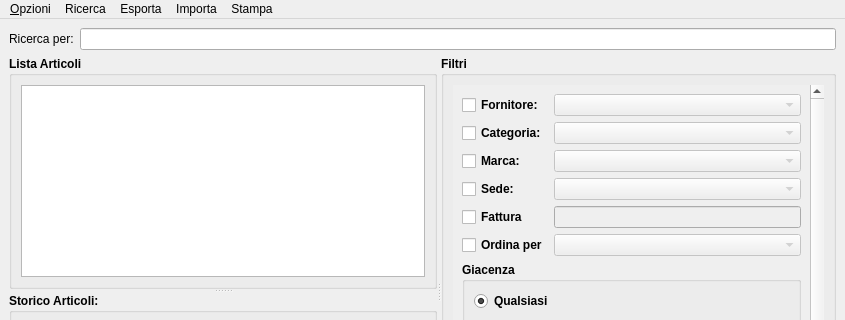
This is moduleMagazzino/magazzinowindow.ui in kvsd/Gestionale as Qt 5 draws it before an edit; both pictures show x 0 to 845 and y 0 to 320 of the 845 by 584 pixel window. The edited form follows.
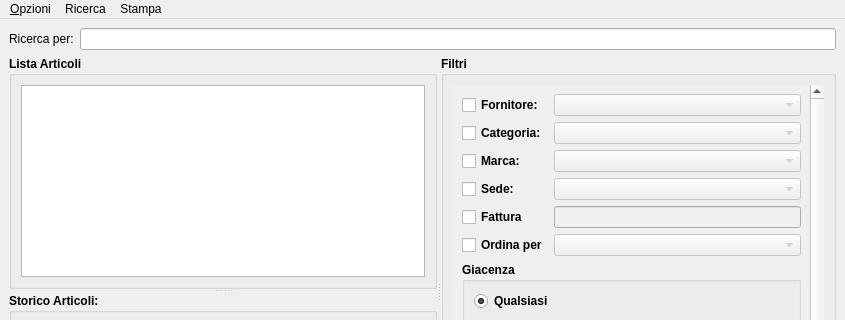
This is the edited form.

Diff of the .ui file:
```diff
--- a/moduleMagazzino/magazzinowindow.ui
+++ b/moduleMagazzino/magazzinowindow.ui
@@ -489,13 +489,6 @@
     </widget>
     <addaction name="menuRicerca_per"/>
    </widget>
-   <widget class="QMenu" name="menuEsporta">
-    <property name="title">
-     <string>Esporta</string>
-    </property>
-    <addaction name="actionExportMagazzinoCSV"/>
-    <addaction name="actionExportStoricoCSV"/>
-   </widget>
    <widget class="QMenu" name="menuStampa">
     <property name="title">
      <string>Stampa</string>
@@ -505,16 +498,8 @@
     <addaction name="actionInventario"/>
     <addaction name="actionOrdine"/>
    </widget>
-   <widget class="QMenu" name="menuImporta">
-    <property name="title">
-     <string>Importa</string>
-    </property>
-    <addaction name="actionImportMagazzinoCSV"/>
-   </widget>
    <addaction name="menuOpzioni"/>
    <addaction name="menuRicerca"/>
-   <addaction name="menuEsporta"/>
-   <addaction name="menuImporta"/>
    <addaction name="menuStampa"/>
   </widget>
   <widget class="QStatusBar" name="statusbar"/>
```
Left out of the diff: 61 changed lines with no effect on the pictures.
